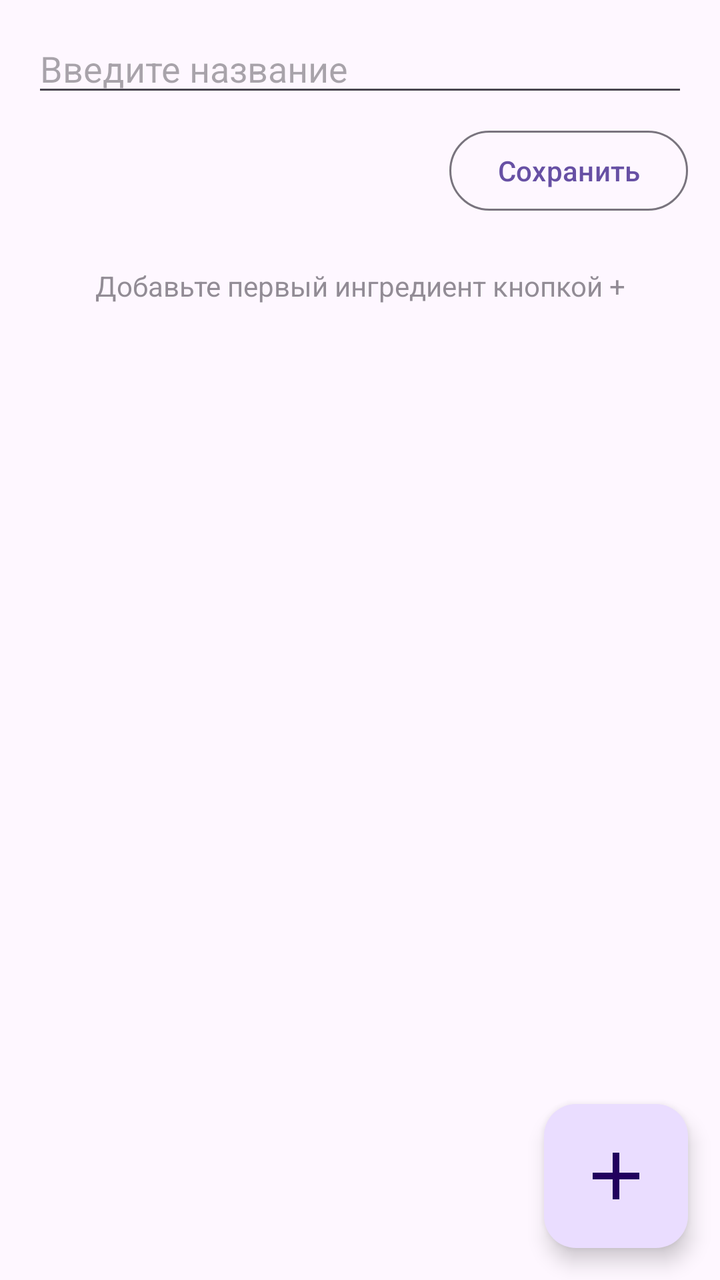
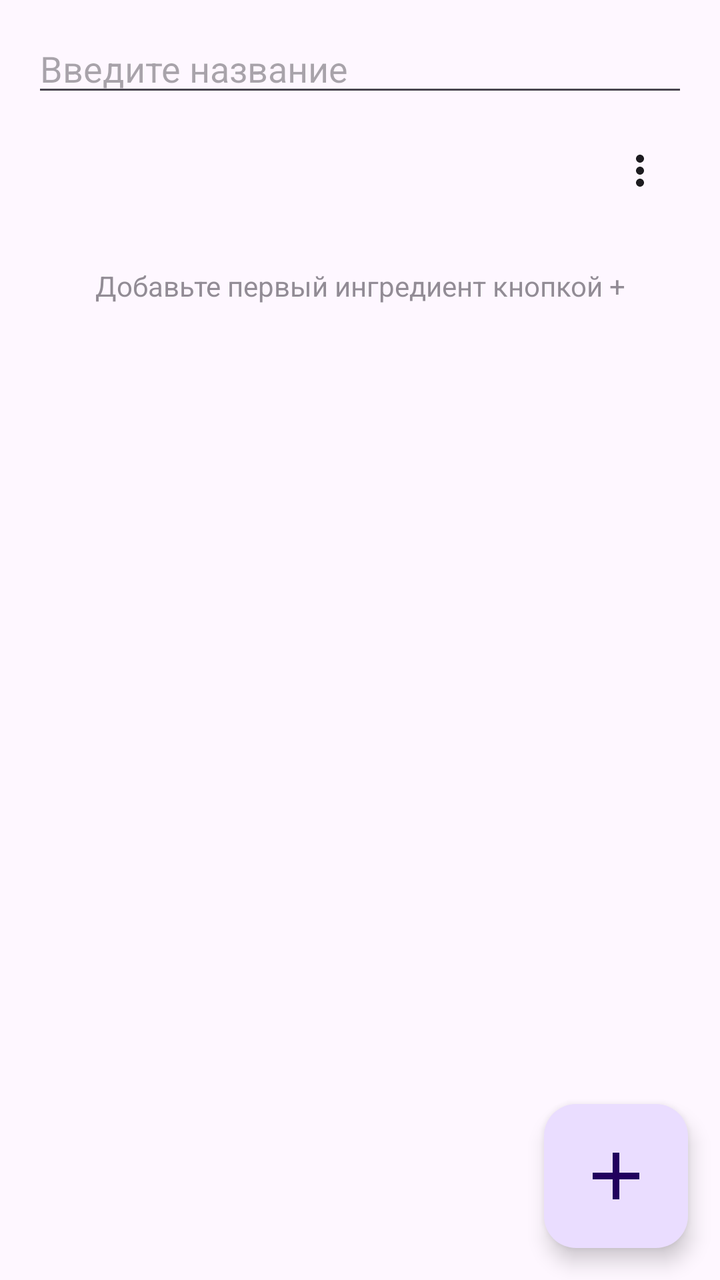

The first picture is an Android layout as it rendered before a commit; the second is the same layout after the commit. The layout source and the unified diff follow.
<!-- AndroidManifest.xml: application theme Theme.CondiCalc -->
<!-- res/layout/activity_add_recipe.xml -->
<?xml version="1.0" encoding="utf-8"?>
<FrameLayout xmlns:android="http://schemas.android.com/apk/res/android"
    xmlns:app="http://schemas.android.com/apk/res-auto"
    android:fitsSystemWindows="true"
    android:layout_width="match_parent"
    android:layout_height="match_parent">

    <LinearLayout
        android:layout_width="match_parent"
        android:layout_height="match_parent"
        android:orientation="vertical"
        android:paddingHorizontal="16dp"
        android:paddingTop="12dp">

        <EditText
            android:id="@+id/recipeNameInput"
            android:layout_width="match_parent"
            android:layout_height="wrap_content"
            android:hint="Введите название"
            android:inputType="textCapSentences" />

        <LinearLayout
            android:layout_width="match_parent"
            android:layout_height="wrap_content"
            android:layout_marginTop="8dp"
            android:gravity="center_vertical"
            android:orientation="horizontal">

            <TextView
                android:id="@+id/totalText"
                android:layout_width="0dp"
                android:layout_height="wrap_content"
                android:layout_weight="1"
                android:textAppearance="?attr/textAppearanceTitleMedium" />

            <ImageButton
                android:id="@+id/deleteRecipeBtn"
                android:layout_width="48dp"
                android:layout_height="48dp"
                android:layout_marginEnd="8dp"
                android:background="?attr/selectableItemBackgroundBorderless"
                android:contentDescription="Удалить рецепт"
                android:src="@drawable/ic_del"
                android:visibility="gone"
                app:tint="?attr/colorOnSurface" />

            <Button
                android:id="@+id/saveRecipeBtn"
                style="?attr/materialButtonOutlinedStyle"
                android:layout_width="wrap_content"
                android:layout_height="wrap_content"
                android:text="Сохранить" />
        </LinearLayout>

        <TextView
            android:id="@+id/emptyHint"
            android:layout_width="match_parent"
            android:layout_height="wrap_content"
            android:layout_marginTop="24dp"
            android:alpha="0.6"
            android:gravity="center"
            android:text="Добавьте первый ингредиент кнопкой +" />

        <androidx.recyclerview.widget.RecyclerView
            android:id="@+id/ingredientEditList"
            android:layout_width="match_parent"
            android:layout_height="0dp"
            android:layout_marginTop="8dp"
            android:layout_weight="1"
            android:clipToPadding="false"
            android:paddingBottom="88dp" />
    </LinearLayout>

    <com.google.android.material.floatingactionbutton.FloatingActionButton
        android:id="@+id/addIngredientBtn"
        android:layout_width="wrap_content"
        android:layout_height="wrap_content"
        android:layout_gravity="bottom|end"
        android:layout_margin="16dp"
        android:contentDescription="Добавить ингредиент"
        app:fabCustomSize="72dp"
        app:maxImageSize="40dp"
        android:src="@drawable/ic_add" />
</FrameLayout>
<!-- resources referenced by this layout -->
<resources>
  <!-- drawable ic_add (drawable) -->
  <vector xmlns:android="http://schemas.android.com/apk/res/android"
      android:width="24dp"
      android:height="24dp"
      android:viewportWidth="24"
      android:viewportHeight="24">
  
      <path
          android:fillColor="@android:color/white"
          android:pathData="M19,13h-6v6h-2v-6H5v-2h6V5h2v6h6v2Z" />
  </vector>
  <!-- drawable ic_del (drawable) -->
  <vector xmlns:android="http://schemas.android.com/apk/res/android"
      android:width="24dp"
      android:height="24dp"
      android:viewportWidth="24"
      android:viewportHeight="24">
  
      <path
          android:fillColor="@android:color/white"
          android:pathData="M6,19c0,1.1 0.9,2 2,2h8c1.1,0 2,-0.9 2,-2V7H6v12zM19,4h-3.5l-1,-1h-5l-1,1H5v2h14V4z" />
  </vector>
  <style name="Theme.CondiCalc" parent="Theme.Material3.DayNight.NoActionBar" />
</resources>

<!-- the commit's change to res/layout/activity_add_recipe.xml (unified diff, before → after) -->
@@ -34,22 +34,14 @@
                 android:textAppearance="?attr/textAppearanceTitleMedium" />
 
             <ImageButton
-                android:id="@+id/deleteRecipeBtn"
+                android:id="@+id/menuBtn"
                 android:layout_width="48dp"
                 android:layout_height="48dp"
-                android:layout_marginEnd="8dp"
                 android:background="?attr/selectableItemBackgroundBorderless"
-                android:contentDescription="Удалить рецепт"
-                android:src="@drawable/ic_del"
-                android:visibility="gone"
+                android:contentDescription="Меню"
+                android:src="@drawable/ic_more"
                 app:tint="?attr/colorOnSurface" />
 
-            <Button
-                android:id="@+id/saveRecipeBtn"
-                style="?attr/materialButtonOutlinedStyle"
-                android:layout_width="wrap_content"
-                android:layout_height="wrap_content"
-                android:text="Сохранить" />
         </LinearLayout>
 
         <TextView
<!-- resource entries referenced after the edit -->
@@ -11,7 +11,7 @@
           android:fillColor="@android:color/white"
           android:pathData="M19,13h-6v6h-2v-6H5v-2h6V5h2v6h6v2Z" />
   </vector>
-  <!-- drawable ic_del (drawable) -->
+  <!-- drawable ic_more (drawable) -->
   <vector xmlns:android="http://schemas.android.com/apk/res/android"
       android:width="24dp"
       android:height="24dp"
@@ -20,7 +20,7 @@
   
       <path
           android:fillColor="@android:color/white"
-          android:pathData="M6,19c0,1.1 0.9,2 2,2h8c1.1,0 2,-0.9 2,-2V7H6v12zM19,4h-3.5l-1,-1h-5l-1,1H5v2h14V4z" />
+          android:pathData="M12,8c1.1,0 2,-0.9 2,-2s-0.9,-2 -2,-2 -2,0.9 -2,2 0.9,2 2,2zm0,2c-1.1,0 -2,0.9 -2,2s0.9,2 2,2 2,-0.9 2,-2 -0.9,-2 -2,-2zm0,6c-1.1,0 -2,0.9 -2,2s0.9,2 2,2 2,-0.9 2,-2 -0.9,-2 -2,-2z" />
   </vector>
   <style name="Theme.CondiCalc" parent="Theme.Material3.DayNight.NoActionBar" />
 </resources>
